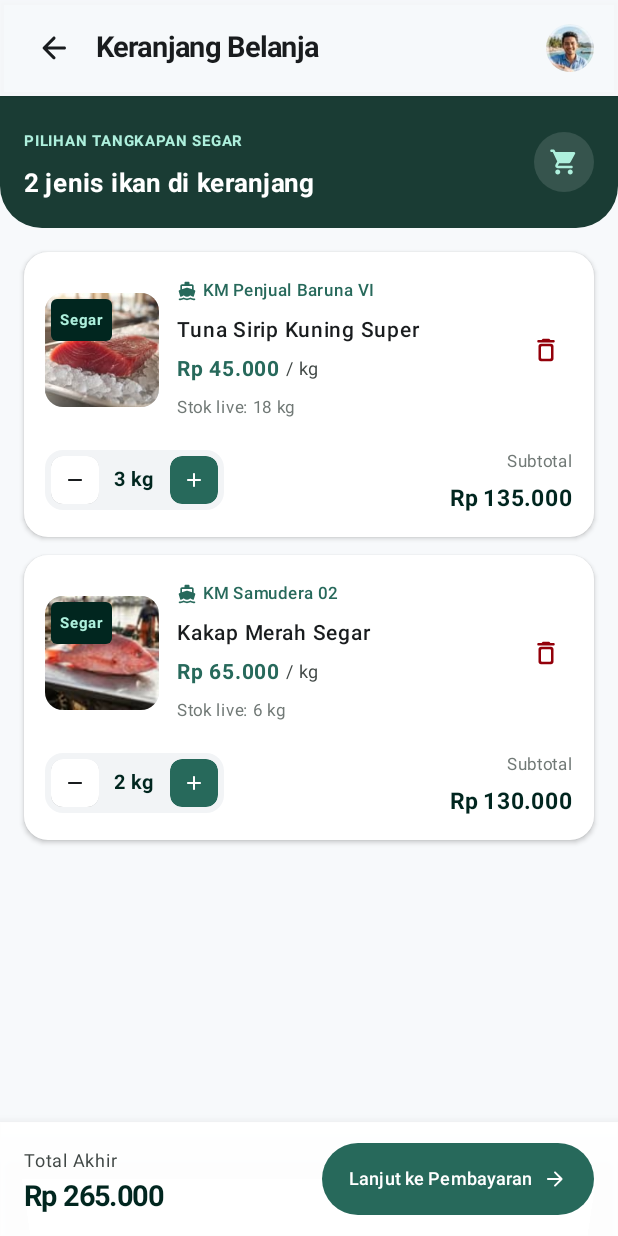
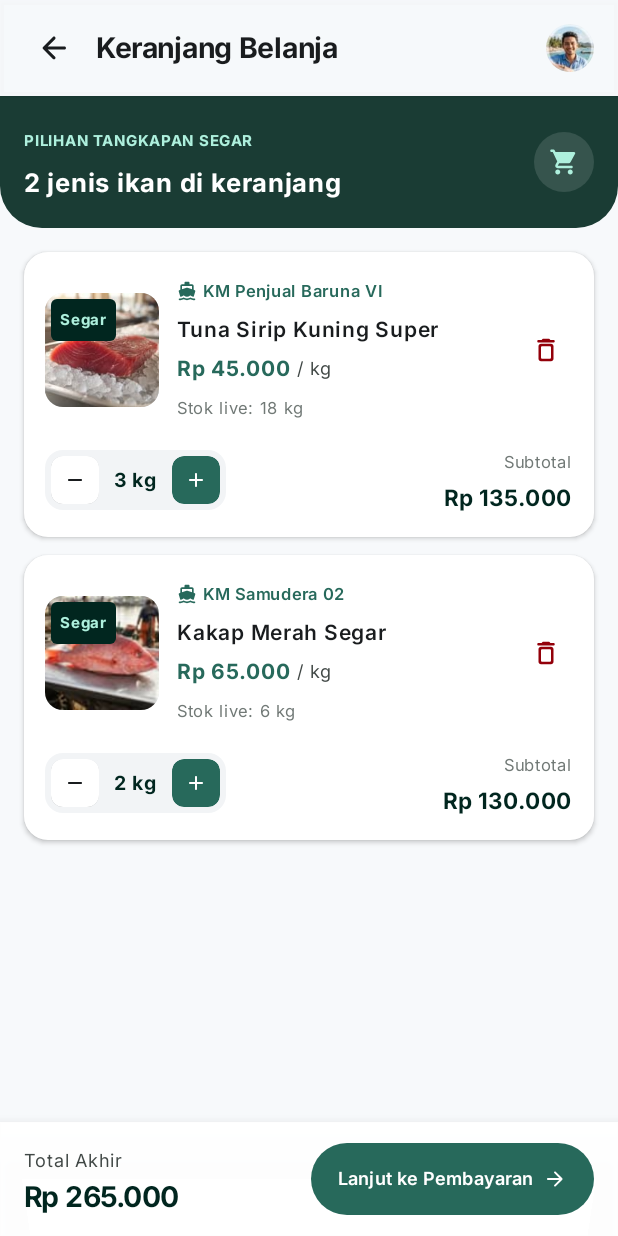
Before and after one commit to sulthonaw/fishflow-app, an Android app built with Jetpack Compose: the screen it shows after launch (MainActivity), after a tap on "1. CartScreen (Keranjang Wisatawan)", on a phone screen of 412 x 824 dp. Run offline under Robolectric (Android 15) with nearby library versions, the phone set to English and light mode, and no system bars.

Commit message:
feat(ui): terapkan font

```diff
--- a/app/src/main/java/com/fishflow/app/core/ui/theme/Theme.kt
+++ b/app/src/main/java/com/fishflow/app/core/ui/theme/Theme.kt
@@ -2,7 +2,7 @@
 // Developer: Octavia
 // FishFlowTheme composable wrapper. Diterapkan di MainActivity oleh Sulthon.
 //
-// Saat ini baru mengatur warna dan hanya mode terang.
+// Saat ini baru mengatur warna dan font, hanya mode terang.
 package com.fishflow.app.core.ui.theme
 
 import androidx.compose.material3.MaterialTheme
@@ -12,6 +12,7 @@ import androidx.compose.runtime.Composable
 fun FishFlowTheme(content: @Composable () -> Unit) {
     MaterialTheme(
         colorScheme = FishFlowLightColors,
+        typography = FishFlowTypography,
         content = content
     )
 }
--- a/app/src/main/java/com/fishflow/app/core/ui/theme/Type.kt
+++ b/app/src/main/java/com/fishflow/app/core/ui/theme/Type.kt
@@ -1,3 +1,39 @@
 // Type.kt
 // Developer: Octavia
 // Definisi typography Material 3 FishFlow.
+//
+// Font Inter sesuai Figma. Ukuran tetap memakai bawaan Material 3.
+package com.fishflow.app.core.ui.theme
+
+import androidx.compose.material3.Typography
+import androidx.compose.ui.text.font.Font
+import androidx.compose.ui.text.font.FontFamily
+import androidx.compose.ui.text.font.FontWeight
+import com.fishflow.app.R
+
+private val Inter = FontFamily(
+    Font(R.font.inter_regular, FontWeight.Normal),
+    Font(R.font.inter_medium, FontWeight.Medium),
+    Font(R.font.inter_semibold, FontWeight.SemiBold),
+    Font(R.font.inter_bold, FontWeight.Bold)
+)
+
+internal val FishFlowTypography = Typography().run {
+    copy(
+        displayLarge = displayLarge.copy(fontFamily = Inter),
+        displayMedium = displayMedium.copy(fontFamily = Inter),
+        displaySmall = displaySmall.copy(fontFamily = Inter),
+        headlineLarge = headlineLarge.copy(fontFamily = Inter),
+        headlineMedium = headlineMedium.copy(fontFamily = Inter),
+        headlineSmall = headlineSmall.copy(fontFamily = Inter),
+        titleLarge = titleLarge.copy(fontFamily = Inter),
+        titleMedium = titleMedium.copy(fontFamily = Inter),
+        titleSmall = titleSmall.copy(fontFamily = Inter),
+        bodyLarge = bodyLarge.copy(fontFamily = Inter),
+        bodyMedium = bodyMedium.copy(fontFamily = Inter),
+        bodySmall = bodySmall.copy(fontFamily = Inter),
+        labelLarge = labelLarge.copy(fontFamily = Inter),
+        labelMedium = labelMedium.copy(fontFamily = Inter),
+        labelSmall = labelSmall.copy(fontFamily = Inter)
+    )
+}
```
Also changed, not shown: app/src/main/res/font/inter_bold.ttf (added), app/src/main/res/font/inter_medium.ttf (added), app/src/main/res/font/inter_regular.ttf (added), app/src/main/res/font/inter_semibold.ttf (added).
